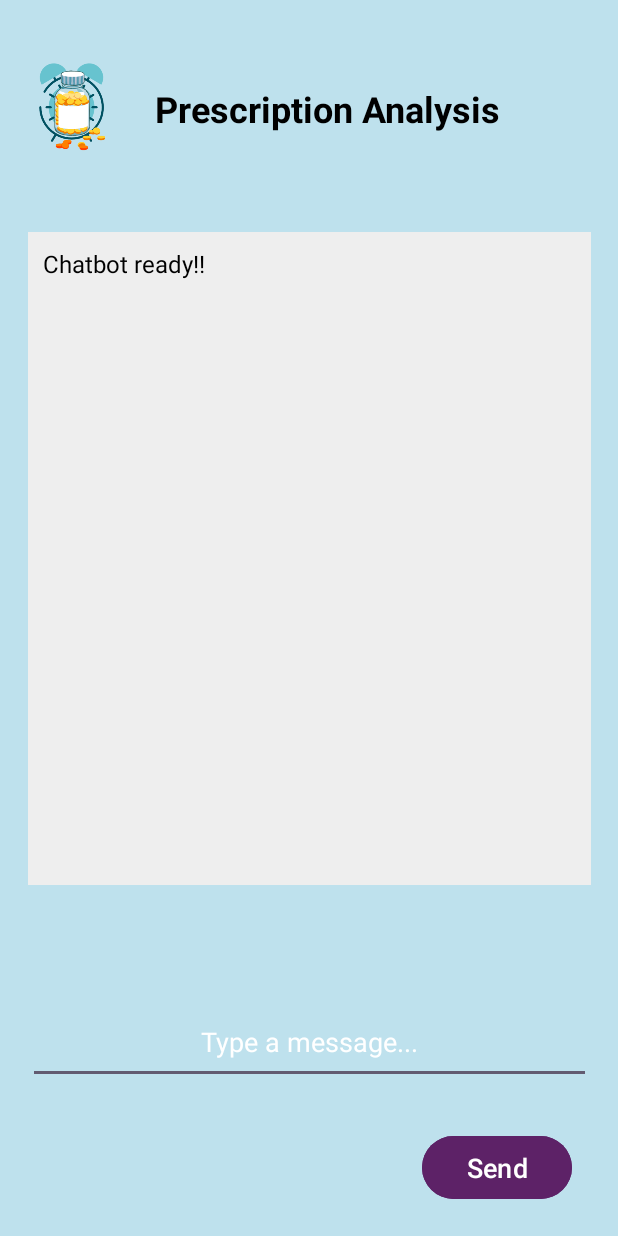
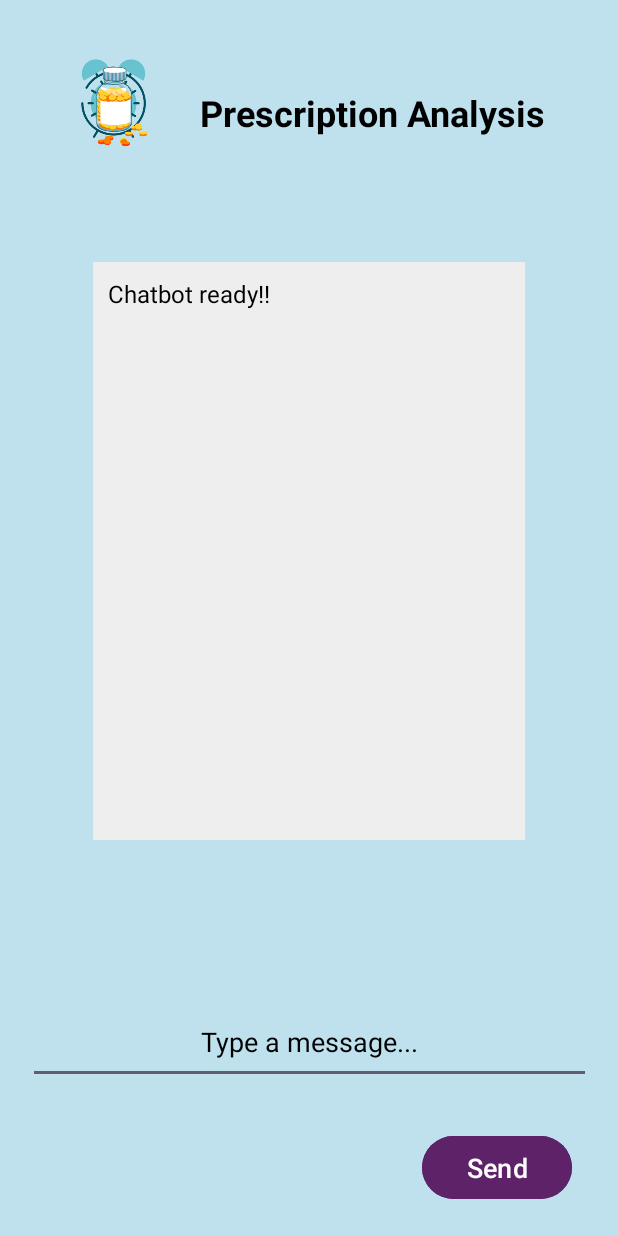
Before and after one commit to Shyamal011/ReMedi, an Android app: the ChatBot screen opened directly, with no data from a screen before it, on a phone screen of 412 x 824 dp. Run offline under Robolectric (Android 15) with nearby library versions, the light colour scheme and no system bars; our stand-ins replace Volley.

Commit message:
020@fury

```diff
--- a/app/src/main/res/layout/activity_chat_bot.xml
+++ b/app/src/main/res/layout/activity_chat_bot.xml
@@ -16,10 +16,10 @@
         android:contentDescription="@string/logo_desc"
         app:layout_constraintBottom_toBottomOf="parent"
         app:layout_constraintEnd_toStartOf="@+id/textView"
-        app:layout_constraintHorizontal_bias="0.4"
+        app:layout_constraintHorizontal_bias="0.631"
         app:layout_constraintStart_toStartOf="parent"
         app:layout_constraintTop_toTopOf="parent"
-        app:layout_constraintVertical_bias="0.053"
+        app:layout_constraintVertical_bias="0.05"
         app:srcCompat="@drawable/logo" />
 
     <TextView
@@ -27,21 +27,21 @@
         android:layout_width="wrap_content"
         android:layout_height="wrap_content"
         android:text="@string/presc_an"
+        android:textAlignment="center"
         android:textColor="@color/black"
         android:textSize="24sp"
         android:textStyle="bold"
-        android:textAlignment="center"
         app:layout_constraintBottom_toBottomOf="parent"
         app:layout_constraintEnd_toEndOf="parent"
-        app:layout_constraintHorizontal_bias="0.569"
+        app:layout_constraintHorizontal_bias="0.734"
         app:layout_constraintStart_toStartOf="parent"
         app:layout_constraintTop_toTopOf="parent"
-        app:layout_constraintVertical_bias="0.071" />
+        app:layout_constraintVertical_bias="0.074" />
 
     <ScrollView
         android:id="@+id/chatScrollView"
-        android:layout_width="375dp"
-        android:layout_height="435dp"
+        android:layout_width="288dp"
+        android:layout_height="385dp"
         android:layout_weight="1"
         android:background="#EEEEEE"
         android:padding="10dp"
@@ -57,8 +57,8 @@
             android:layout_height="wrap_content"
             android:scrollbars="vertical"
             android:text="@string/chatbot_ready"
-            android:textSize="16sp"
-            android:textColor="@color/black" />
+            android:textColor="@color/black"
+            android:textSize="16sp" />
     </ScrollView>
 
     <Button
@@ -84,7 +84,7 @@
         android:layout_weight="1"
         android:autofillHints=""
         android:hint="@string/type_prompt"
-        android:textColorHint="@color/white"
+        android:textColorHint="@color/black"
         android:inputType="text"
         android:textColor="@color/black"
         android:textAlignment="center"
```
